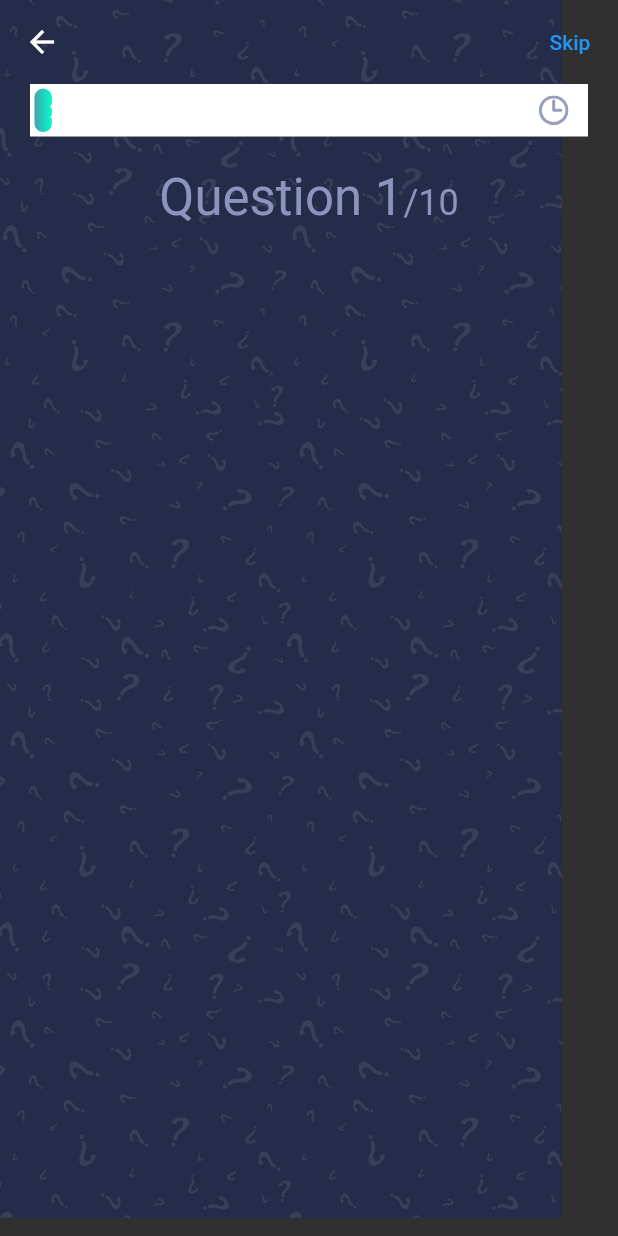
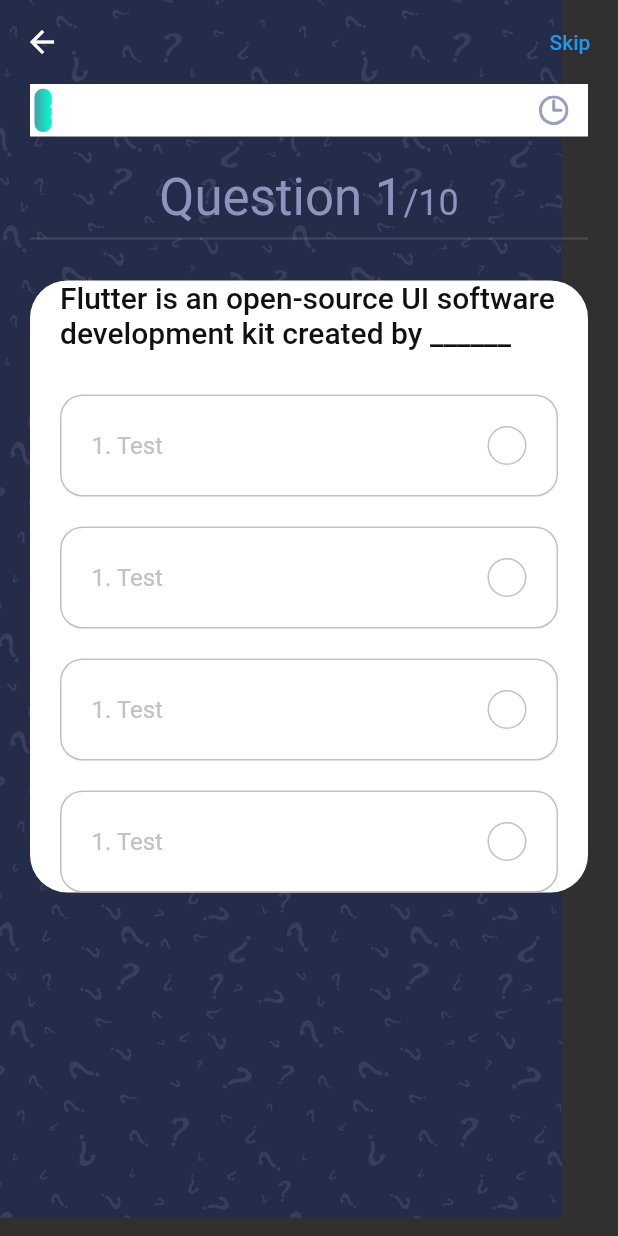
Before and after one commit to MoFares7/who-well-done, a Flutter app: the QizeScreen screen opened directly, on a phone screen of 412 x 824 dp. Run offline on Flutter 3.47's test engine with Material 2 defaults, Android fonts, the light colour scheme and no system bars; our stand-ins replace get, websafe_svg.

Commit message:
initial question card

```diff
--- a/lib/views/screens/quiz/components/main_body_questions.dart
+++ b/lib/views/screens/quiz/components/main_body_questions.dart
@@ -1,4 +1,5 @@
 import 'package:quiz_app/config/constants.dart';
+import 'package:quiz_app/models/questions.dart';
 import 'package:quiz_app/views/screens/quiz/components/progress_bar.dart';
 import 'package:websafe_svg/websafe_svg.dart';
 import 'package:flutter/material.dart';
@@ -38,6 +39,13 @@
                     ],
                   ),
                 ),
+                const Divider(
+                  thickness: 1.5,
+                ),
+                const SizedBox(
+                  height: kDefaultPadding,
+                ),
+                QuestionCard(),
               ],
             ),
           ),
@@ -46,3 +54,73 @@
     );
   }
 }
+
+class QuestionCard extends StatelessWidget {
+  const QuestionCard({
+    Key? key,
+  }) : super(key: key);
+
+  @override
+  Widget build(BuildContext context) {
+    return Container(
+      padding: const EdgeInsets.symmetric(horizontal: kDefaultPadding),
+      decoration: BoxDecoration(
+          borderRadius: BorderRadius.circular(25), color: Colors.white),
+      child: Column(
+        children: [
+          Text(
+            sample_data[0]['question'],
+            style: Theme.of(context)
+                .textTheme
+                .headline6
+                ?.copyWith(color: kBlackColor),
+          ),
+          SizedBox(
+            height: kDefaultPadding / 2,
+          ),
+          Options(),
+          Options(),
+          Options(),
+          Options(),
+        ],
+      ),
+    );
+  }
+}
+
+class Options extends StatelessWidget {
+  const Options({
+    Key? key,
+  }) : super(key: key);
+
+  @override
+  Widget build(BuildContext context) {
+    return Container(
+      margin: const EdgeInsets.only(top: kDefaultPadding),
+      padding: const EdgeInsets.all(kDefaultPadding),
+      decoration: BoxDecoration(
+        borderRadius: BorderRadius.circular(15),
+        border: Border.all(color: kGrayColor),
+      ),
+      child: Row(
+        mainAxisAlignment: MainAxisAlignment.spaceBetween,
+        children: [
+          const Text(
+            '1. Test',
+            style: TextStyle(color: kGrayColor, fontSize: 16),
+          ),
+          Container(
+            height: 26,
+            width: 26,
+            decoration: BoxDecoration(
+              borderRadius: BorderRadius.circular(50),
+              border: Border.all(
+                color: kGrayColor,
+              ),
+            ),
+          )
+        ],
+      ),
+    );
+  }
+}
```
